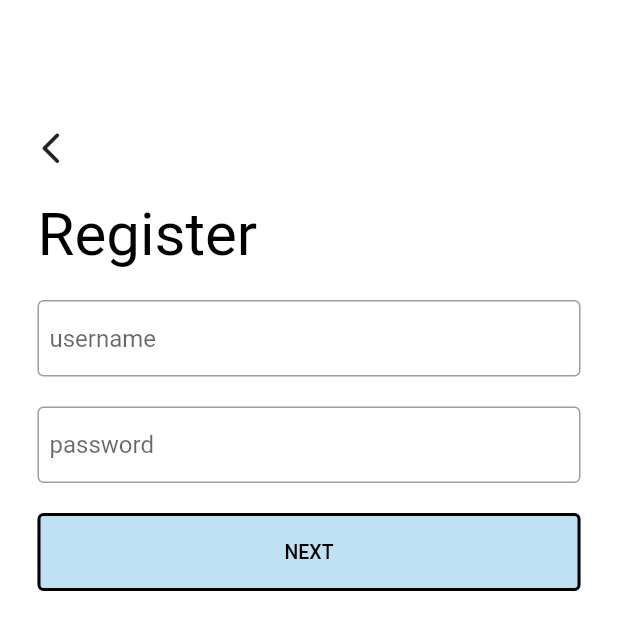
After one commit to chloejireland/sb_inventory, a Flutter app: the Register screen opened directly, on a phone screen of 412 x 824 dp. The commit adds this screen. Shown: the top 630 px of the screen. Run offline on Flutter 3.47's test engine with Material 2 defaults, Android fonts, the phone set to English and light mode, and no system bars; Roboto replaces fonts that are missing (Comfortaa, Viga).

Commit message:
added the second register page

```diff
--- a/lib/main.dart
+++ b/lib/main.dart
@@ -1,8 +1,11 @@
 // to do
 // import font packages and change fonts
+// add login authentication
+// fix unecessary containers
 
 import 'package:flutter/material.dart';
 import 'package:sb_inventory/login.dart';
+import 'package:sb_inventory/register.dart';
 
 void main() {
   runApp(const MyApp());
@@ -93,24 +96,13 @@ final lowerButtons = Container(
                     MaterialPageRoute(
                       builder: (context) => Login(),
                     ));
-              },
+              }, // onPressed
               child: const Text("LOG IN", style: buttonStyle),
             ));
       }),
-      /*
-      Padding(
-          padding: const EdgeInsets.fromLTRB(0, 200, 0, 0),
-          child: OutlinedButton(
-            style: OutlinedButton.styleFrom(
-              //backgroundColor: Colors.green,
-              side: const BorderSide(color: Colors.black, width: 2),
-              fixedSize: const Size(167, 57),
-            ),
-            onPressed: () {},
-            child: const Text("LOG IN", style: buttonStyle),
-          )),
-          */
-      Padding(
+      // REGISTER button
+      Builder(builder: (BuildContext context) {
+        return Padding(
             padding: const EdgeInsets.fromLTRB(0.5, 200, 0, 0),
             child: OutlinedButton(
               style: OutlinedButton.styleFrom(
@@ -118,10 +110,16 @@ final lowerButtons = Container(
                 side: const BorderSide(color: Colors.black, width: 2),
                 fixedSize: const Size(175, 57),
               ),
-          onPressed: () {},
+              onPressed: () {
+                Navigator.push(
+                    context,
+                    MaterialPageRoute(
+                      builder: (context) => Register(),
+                    ));
+              },
               child: const Text("REGISTER", style: buttonStyle),
-        ),
-      ),
+            ));
+      }),
     ], //children
   ),
 );
--- /dev/null
+++ b/lib/register.dart
@@ -0,0 +1,108 @@
+import 'package:flutter/material.dart';
+import 'package:sb_inventory/register2.dart';
+
+void main() {
+  runApp(const Register());
+}
+
+class Register extends StatelessWidget {
+  const Register({super.key});
+
+  @override
+  Widget build(BuildContext context) {
+    return Scaffold(
+      body: Container(
+        alignment: Alignment.topLeft,
+        decoration: const BoxDecoration(color: Colors.white),
+        child: Column(
+          children: [
+            logInCol,
+          ],
+        ),
+      ),
+    );
+  } // build
+
+} // class
+
+final logInCol = Column(
+    // ignore: prefer_const_literals_to_create_immutables
+    crossAxisAlignment: CrossAxisAlignment.start,
+    children: [
+      // Back button
+      // ignore: prefer_const_constructors
+      Builder(builder: (BuildContext context) {
+        return Padding(
+          padding: const EdgeInsets.fromLTRB(10, 75, 0, 0),
+          child: IconButton(
+            icon: const Icon(Icons.arrow_back_ios_new_rounded),
+            iconSize: 25,
+            onPressed: () {
+              Navigator.pop(context);
+            },
+          ),
+        );
+      }),
+      // log in text
+      const Padding(
+        padding: EdgeInsets.fromLTRB(25, 10, 25, 0),
+        child: Text(
+          "Register",
+          style: logInStyle,
+        ),
+      ),
+      // user box
+      Padding(
+        padding: const EdgeInsets.fromLTRB(25, 20, 25, 0),
+        child: TextFormField(
+            decoration: const InputDecoration(
+          border: OutlineInputBorder(),
+          hintText: 'username',
+          contentPadding: EdgeInsets.symmetric(horizontal: 8, vertical: 16),
+        )),
+      ),
+      // password box
+      Padding(
+        padding: const EdgeInsets.fromLTRB(25, 20, 25, 0),
+        child: TextFormField(
+            decoration: const InputDecoration(
+          border: OutlineInputBorder(),
+          hintText: 'password',
+          contentPadding: EdgeInsets.symmetric(horizontal: 8, vertical: 16),
+        )),
+      ),
+      // register button
+      Builder(builder: (BuildContext context) {
+        return Padding(
+            padding: const EdgeInsets.fromLTRB(25, 20, 25, 10),
+            child: OutlinedButton(
+              style: OutlinedButton.styleFrom(
+                backgroundColor: const Color.fromRGBO(192, 225, 244, 1),
+                side: const BorderSide(color: Colors.black, width: 2),
+                fixedSize: const Size(379, 52),
+              ),
+              onPressed: () {
+                Navigator.push(
+                    context,
+                    MaterialPageRoute(
+                      builder: (context) => Register2(),
+                    ));
+              },
+              child: const Text(
+                'NEXT',
+                style: TextStyle(
+                  color: Colors.black,
+                  fontFamily: 'Viga',
+                  fontSize: 13,
+                ),
+              ),
+            ));
+      }),
+    ]);
+
+const logInStyle = TextStyle(
+  color: Colors.black,
+  fontFamily: 'Comfortaa',
+  fontSize: 40,
+  //fontWeight: FontWeight.bold,
+);
--- /dev/null
+++ b/lib/register2.dart
@@ -0,0 +1,108 @@
+// to do
+// - add terms and conditions link
+
+import 'package:flutter/material.dart';
+
+void main() {
+  runApp(const Register2());
+}
+
+class Register2 extends StatelessWidget {
+  const Register2({super.key});
+
+  @override
+  Widget build(BuildContext context) {
+    return Scaffold(
+      body: Container(
+        alignment: Alignment.topLeft,
+        decoration: const BoxDecoration(color: Colors.white),
+        child: Column(
+          children: [
+            logInCol,
+          ],
+        ),
+      ),
+    );
+  } // build
+
+} // class
+
+final logInCol = Column(
+    // ignore: prefer_const_literals_to_create_immutables
+    crossAxisAlignment: CrossAxisAlignment.start,
+    children: [
+      // Back button
+      // ignore: prefer_const_constructors
+      Builder(builder: (BuildContext context) {
+        return Padding(
+          padding: const EdgeInsets.fromLTRB(10, 75, 0, 0),
+          child: IconButton(
+            icon: const Icon(Icons.arrow_back_ios_new_rounded),
+            iconSize: 25,
+            onPressed: () {
+              Navigator.pop(context);
+            },
+          ),
+        );
+      }),
+      // log in text
+      const Padding(
+        padding: EdgeInsets.fromLTRB(25, 10, 25, 0),
+        child: Text(
+          "Register",
+          style: logInStyle,
+        ),
+      ),
+      // user box
+      Padding(
+        padding: const EdgeInsets.fromLTRB(25, 20, 25, 0),
+        child: TextFormField(
+            decoration: const InputDecoration(
+          border: OutlineInputBorder(),
+          hintText: 'email',
+          contentPadding: EdgeInsets.symmetric(horizontal: 8, vertical: 16),
+        )),
+      ),
+
+      // log in button
+      Padding(
+        padding: const EdgeInsets.fromLTRB(25, 20, 25, 10),
+        child: OutlinedButton(
+          style: OutlinedButton.styleFrom(
+            backgroundColor: const Color.fromRGBO(192, 225, 244, 1),
+            side: const BorderSide(color: Colors.black, width: 2),
+            fixedSize: const Size(379, 52),
+          ),
+          onPressed: () {},
+          child: const Text(
+            'SIGN UP',
+            style: TextStyle(
+              color: Colors.black,
+              fontFamily: 'Viga',
+              fontSize: 13,
+            ),
+          ),
+        ),
+      ),
+      // terms and conditions blurb
+      const Padding(
+        padding: EdgeInsets.fromLTRB(25, 20, 25, 10),
+        child: Text(
+          "By signing up, you agree to Chloe's Terms of Service and Privacy Policy.",
+          style: TextStyle(
+            color: Colors.black,
+            fontFamily: 'Viga',
+            fontSize: 13,
+          ),
+        ),
+      )
+
+      // keyboard
+    ]);
+
+const logInStyle = TextStyle(
+  color: Colors.black,
+  fontFamily: 'Comfortaa',
+  fontSize: 40,
+  //fontWeight: FontWeight.bold,
+);
```
Lines whose indentation alone changed are shown as unchanged.
